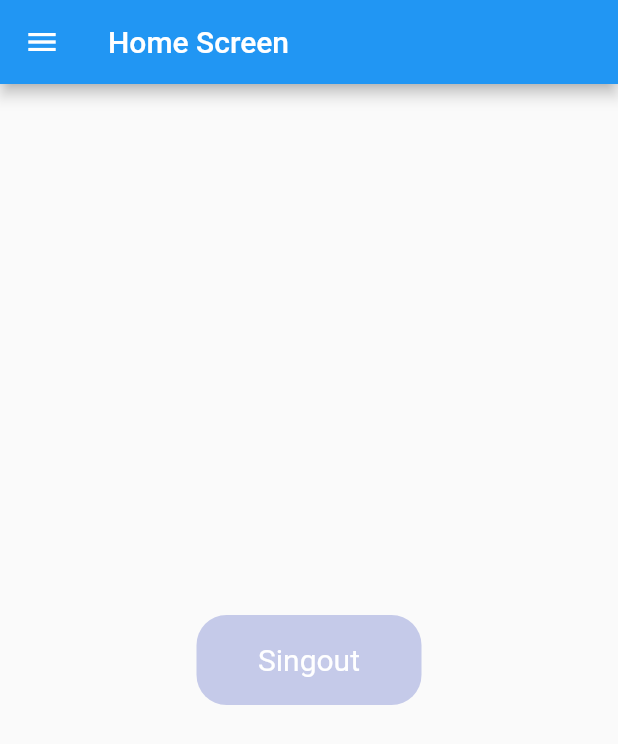
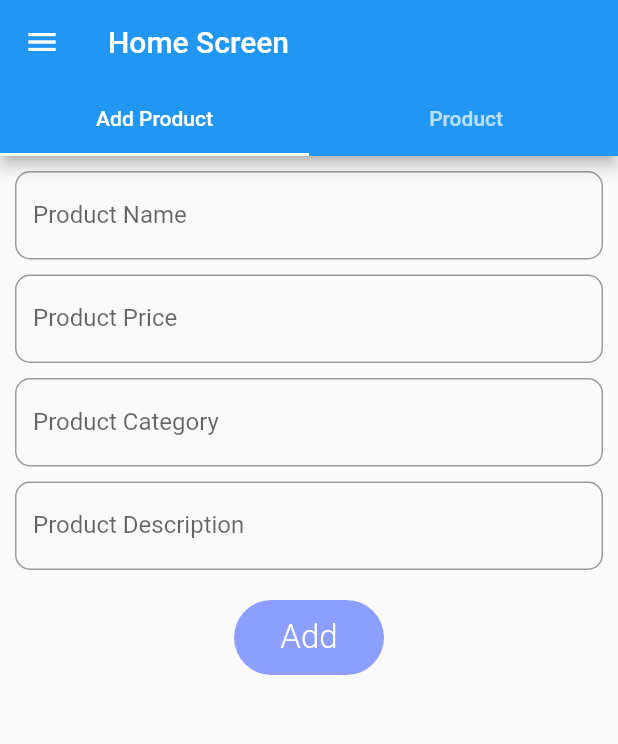
Before and after one commit to userkrunal/firebase_app, a Flutter app: the HomeScreen screen opened by its route, on a phone screen of 412 x 824 dp. Shown: the top 744 px of the screen. Run offline on Flutter 3.47's test engine with Material 2 defaults, Android fonts, the phone set to English and light mode, and no system bars; our stand-ins replace cloud_firestore, firebase_auth, firebase_core, get, google_sign_in, sizer; accounts and stored records are empty; network calls fail.

Commit message:
firestore

```diff
--- /dev/null
+++ b/lib/singin/model/fr_model.dart
@@ -0,0 +1,6 @@
+class ProductModel
+{
+  String? name,price,category,desc;
+
+  ProductModel({this.name, this.price, this.category, this.desc});
+}
--- a/lib/singin/utils/helper/firebase_helper.dart
+++ b/lib/singin/utils/helper/firebase_helper.dart
@@ -1,3 +1,5 @@
+import 'package:cloud_firestore/cloud_firestore.dart';
+import 'package:firebase_app/singin/model/fr_model.dart';
 import 'package:firebase_auth/firebase_auth.dart';
 import 'package:google_sign_in/google_sign_in.dart';
 
@@ -5,6 +7,7 @@ class FirebaseHelper {
   static FirebaseHelper helper = FirebaseHelper();
 
   FirebaseAuth auth = FirebaseAuth.instance;
+  FirebaseFirestore firestore=FirebaseFirestore.instance;
   Future<String> load() async {
 
     try {
@@ -77,6 +80,19 @@ class FirebaseHelper {
     var photo=user.photoURL;
     return {"email":email,"name":name,"number":number,"photo":photo};
   }
+  /*=============Firebasem Firestore*/
+
+  void addproduct(ProductModel model)
+  {
+    firestore.collection("Product").add({
+      "name":model.name,
+      "price":model.price,
+      "category":model.category,
+      "desc":model.desc,
+    });
+  }
+
+
 
 
 }
--- a/lib/singin/view/home_screen.dart
+++ b/lib/singin/view/home_screen.dart
@@ -1,5 +1,6 @@
 import 'package:firebase_app/singin/controller/fir_controller.dart';
 import 'package:firebase_app/singin/utils/helper/firebase_helper.dart';
+import 'package:firebase_app/singin/view/tebbar_screen/add_screen.dart';
 import 'package:flutter/material.dart';
 import 'package:get/get.dart';
 
@@ -21,13 +22,42 @@ class _HomeScreenState extends State<HomeScreen> {
 
   @override
   Widget build(BuildContext context) {
-    return SafeArea(child: Scaffold(
+    return SafeArea(child: DefaultTabController(
+      length: 2,
+      child: Scaffold(
         appBar: AppBar(
           title: Text("Home Screen"),
+          bottom: TabBar(
+            tabs: [
+              Tab(child: Text("Add Product")),
+              Tab(child: Text(" Product")),
+            ],
+            indicatorColor: Colors.white,
           ),
-      body: Column(
-        mainAxisAlignment: MainAxisAlignment.center,
+        ),
+        body: TabBarView(
           children: [
+            AddProductScreen(),
+            AddProductScreen(),
+          ],
+        ),
+        drawer: Drawer(
+          child: Padding(
+            padding: const EdgeInsets.all(8.0),
+            child: Column(
+              children: [
+                CircleAvatar(
+                  backgroundImage: NetworkImage(controller.userditails['photo']==null?"https://cdn-icons-png.flaticon.com/128/4140/4140048.png":"${controller.userditails['pohto']}"),
+                  radius: 50,
+                ),
+                SizedBox(height: 20),
+                 Text(controller.userditails['email']!=null?"${controller.userditails['email']}":"",style: TextStyle(fontSize: 25),),
+                SizedBox(height: 10),
+                Text(controller.userditails['name']!=null?"${controller.userditails['name']}":"",style: TextStyle(fontSize: 18)),
+                SizedBox(height: 10),
+                Text(controller.userditails['number']!=null?"${controller.userditails['number']}":"",style: TextStyle(fontSize: 18)),
+                 SizedBox(height: 30),
+
                 Row(
                   mainAxisAlignment: MainAxisAlignment.center,
                   children: [
@@ -47,22 +77,6 @@ class _HomeScreenState extends State<HomeScreen> {
                 )
               ],
             ),
-      drawer: Drawer(
-        child: Padding(
-          padding: const EdgeInsets.all(8.0),
-          child: Column(
-            children: [
-              CircleAvatar(
-                backgroundImage: NetworkImage(controller.userditails['photo']==null?"https://cdn-icons-png.flaticon.com/128/4140/4140048.png":"${controller.userditails['pohto']}"),
-                radius: 50,
-              ),
-              SizedBox(height: 20),
-               Text(controller.userditails['email']!=null?"${controller.userditails['email']}":"",style: TextStyle(fontSize: 25),),
-              // SizedBox(height: 10),
-              // Text("",style: TextStyle(fontSize: 18)),
-              // SizedBox(height: 10),
-              // Text("",style: TextStyle(fontSize: 18)),
-            ],
           ),
         ),
       ),
--- /dev/null
+++ b/lib/singin/view/tebbar_screen/add_screen.dart
@@ -0,0 +1,84 @@
+import 'package:firebase_app/singin/model/fr_model.dart';
+import 'package:firebase_app/singin/utils/helper/firebase_helper.dart';
+import 'package:flutter/material.dart';
+
+class AddProductScreen extends StatefulWidget {
+  const AddProductScreen({Key? key}) : super(key: key);
+
+  @override
+  State<AddProductScreen> createState() => _AddProductScreenState();
+}
+
+class _AddProductScreenState extends State<AddProductScreen> {
+  TextEditingController txtName = TextEditingController();
+  TextEditingController txtPrice = TextEditingController();
+  TextEditingController txtCategory = TextEditingController();
+  TextEditingController txtDescription = TextEditingController();
+
+  @override
+  Widget build(BuildContext context) {
+    return Padding(
+      padding: const EdgeInsets.all(10),
+      child: Column(
+        children: [
+          CustomTextField(
+              hint: "Name", controller: txtName, kboard: TextInputType.text),
+          SizedBox(height: 10),
+          CustomTextField(
+              hint: "Price",
+              controller: txtPrice,
+              kboard: TextInputType.number),
+          SizedBox(height: 10),
+          CustomTextField(
+              hint: "Category",
+              controller: txtCategory,
+              kboard: TextInputType.text),
+          SizedBox(height: 10),
+          CustomTextField(
+              hint: "Description",
+              controller: txtDescription,
+              kboard: TextInputType.text),
+          SizedBox(
+            height: 20,
+          ),
+          GestureDetector(
+            onTap: () {
+              ProductModel m1 = ProductModel(
+                  category: txtCategory.text,
+                  name: txtName.text,
+                  price: txtPrice.text,
+                  desc: txtDescription.text);
+              FirebaseHelper.helper.addproduct(m1);
+            },
+            child: Container(
+              height: 50,
+              width: 100,
+              decoration: BoxDecoration(
+                  borderRadius: BorderRadius.circular(30),
+                  color: Colors.indigoAccent.shade100),
+              alignment: Alignment.center,
+              child: Text(
+                "Add",
+                style: TextStyle(
+                    fontSize: 22,
+                    color: Colors.white,
+                    fontWeight: FontWeight.w300),
+              ),
+            ),
+          )
+        ],
+      ),
+    );
+  }
+}
+
+CustomTextField({controller, hint, kboard}) {
+  return TextField(
+    controller: controller,
+    keyboardType: kboard,
+    decoration: InputDecoration(
+      border: OutlineInputBorder(borderRadius: BorderRadius.circular(10)),
+      label: Text("Product $hint"),
+    ),
+  );
+}
--- a/pubspec.yaml
+++ b/pubspec.yaml
@@ -40,6 +40,7 @@ dependencies:
   firebase_auth: ^4.6.3
   sizer: ^2.0.15
   google_sign_in: ^6.1.4
+  cloud_firestore: ^4.8.3
 
 dev_dependencies:
   flutter_test:
```
Also changed, not shown: pubspec.lock, 1 other file. Lines whose indentation alone changed are shown as unchanged.
